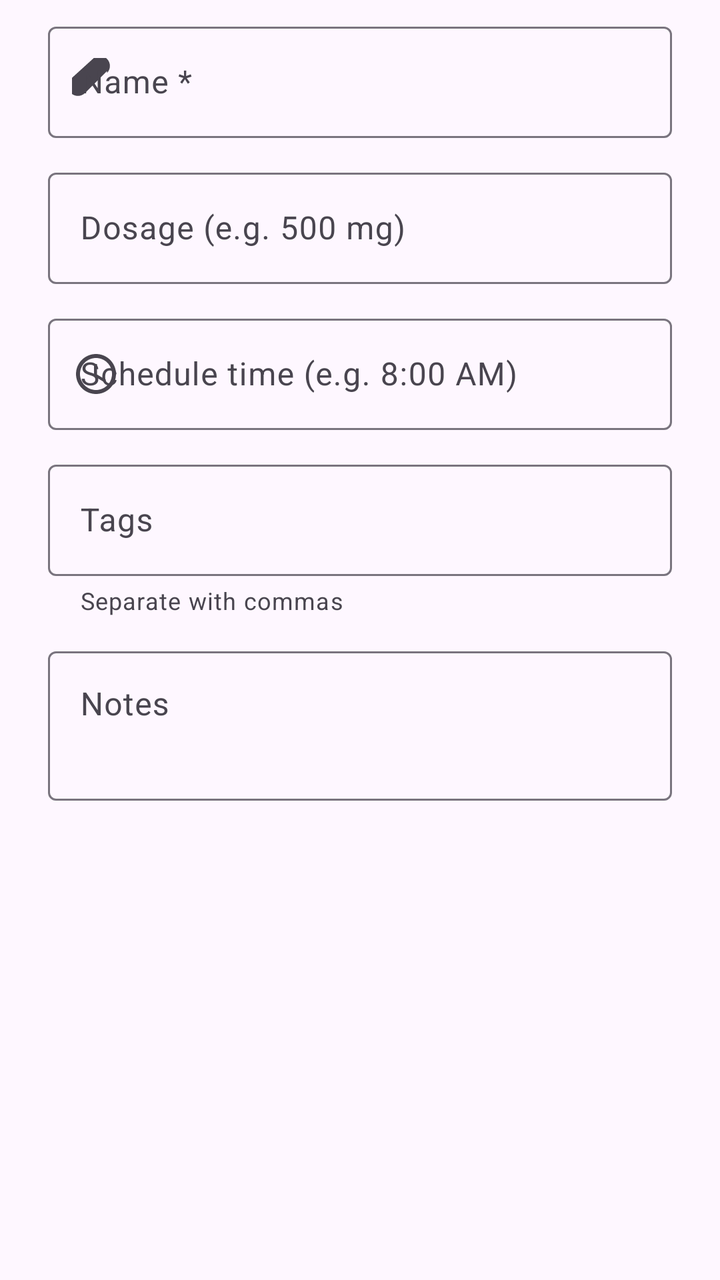
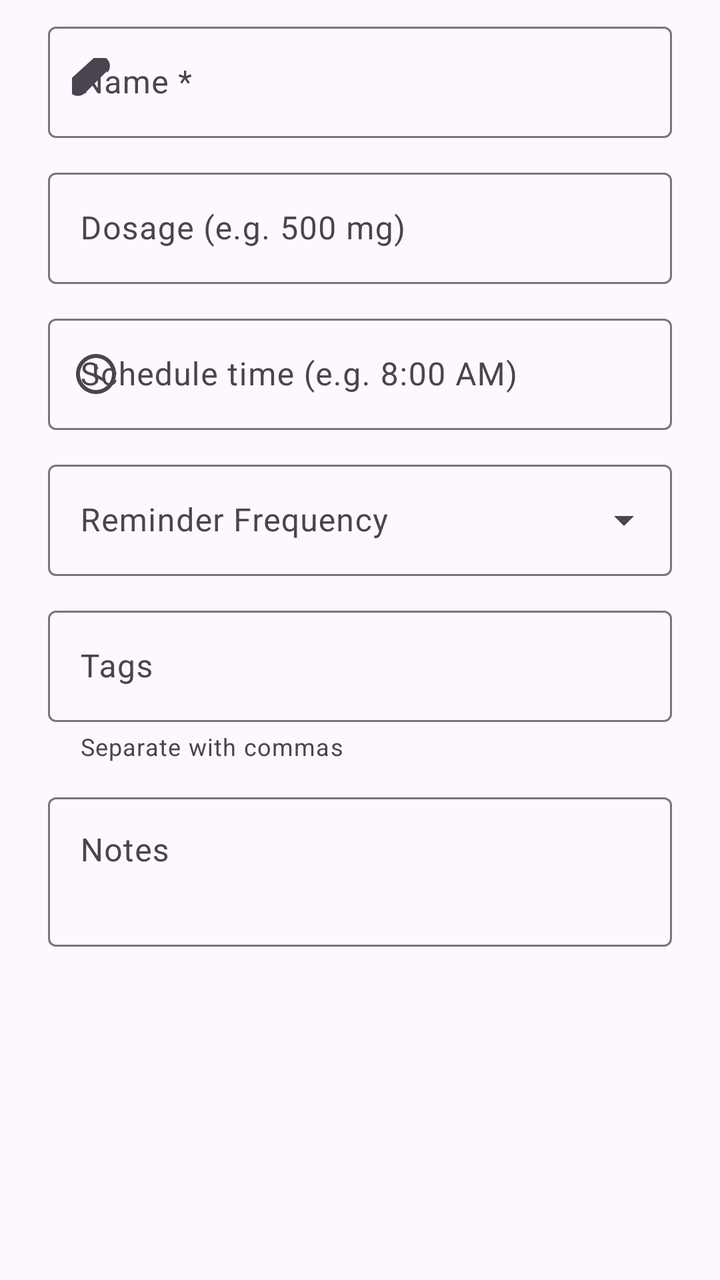

Two renders of the same Android screen: before a commit and after it. Below are the layout's source before the change and the commit's diff.
<!-- AndroidManifest.xml: application theme Theme.MedTrack -->
<!-- res/layout/dialog_add_medication.xml -->
<?xml version="1.0" encoding="utf-8"?>
<ScrollView xmlns:android="http://schemas.android.com/apk/res/android"
    xmlns:app="http://schemas.android.com/apk/res-auto"
    android:layout_width="match_parent"
    android:layout_height="wrap_content">

    <LinearLayout
        android:layout_width="match_parent"
        android:layout_height="wrap_content"
        android:orientation="vertical"
        android:paddingHorizontal="24dp"
        android:paddingTop="8dp"
        android:paddingBottom="16dp">

        <com.google.android.material.textfield.TextInputLayout
            android:id="@+id/layout_med_name"
            style="@style/Widget.Material3.TextInputLayout.OutlinedBox"
            android:layout_width="match_parent"
            android:layout_height="wrap_content"
            android:hint="@string/hint_med_name"
            app:startIconDrawable="@drawable/ic_pill_capsule_24">

            <com.google.android.material.textfield.TextInputEditText
                android:id="@+id/input_med_name"
                android:layout_width="match_parent"
                android:layout_height="wrap_content"
                android:inputType="textCapWords"
                android:imeOptions="actionNext" />
        </com.google.android.material.textfield.TextInputLayout>

        <com.google.android.material.textfield.TextInputLayout
            android:id="@+id/layout_med_dosage"
            style="@style/Widget.Material3.TextInputLayout.OutlinedBox"
            android:layout_width="match_parent"
            android:layout_height="wrap_content"
            android:layout_marginTop="12dp"
            android:hint="@string/hint_med_dosage">

            <com.google.android.material.textfield.TextInputEditText
                android:id="@+id/input_med_dosage"
                android:layout_width="match_parent"
                android:layout_height="wrap_content"
                android:inputType="text"
                android:imeOptions="actionNext" />
        </com.google.android.material.textfield.TextInputLayout>

        <com.google.android.material.textfield.TextInputLayout
            android:id="@+id/layout_med_time"
            style="@style/Widget.Material3.TextInputLayout.OutlinedBox"
            android:layout_width="match_parent"
            android:layout_height="wrap_content"
            android:layout_marginTop="12dp"
            android:hint="@string/hint_med_time"
            app:startIconDrawable="@drawable/ic_schedule_24">

            <com.google.android.material.textfield.TextInputEditText
                android:id="@+id/input_med_time"
                android:layout_width="match_parent"
                android:layout_height="wrap_content"
                android:inputType="text"
                android:imeOptions="actionNext" />
        </com.google.android.material.textfield.TextInputLayout>

        <com.google.android.material.textfield.TextInputLayout
            android:id="@+id/layout_med_tags"
            style="@style/Widget.Material3.TextInputLayout.OutlinedBox"
            android:layout_width="match_parent"
            android:layout_height="wrap_content"
            android:layout_marginTop="12dp"
            android:hint="@string/hint_med_tags"
            app:helperText="@string/helper_med_tags">

            <com.google.android.material.textfield.TextInputEditText
                android:id="@+id/input_med_tags"
                android:layout_width="match_parent"
                android:layout_height="wrap_content"
                android:inputType="text"
                android:imeOptions="actionNext" />
        </com.google.android.material.textfield.TextInputLayout>

        <com.google.android.material.textfield.TextInputLayout
            android:id="@+id/layout_med_notes"
            style="@style/Widget.Material3.TextInputLayout.OutlinedBox"
            android:layout_width="match_parent"
            android:layout_height="wrap_content"
            android:layout_marginTop="12dp"
            android:hint="@string/hint_med_notes">

            <com.google.android.material.textfield.TextInputEditText
                android:id="@+id/input_med_notes"
                android:layout_width="match_parent"
                android:layout_height="wrap_content"
                android:gravity="top"
                android:inputType="textMultiLine"
                android:minLines="2"
                android:imeOptions="actionDone" />
        </com.google.android.material.textfield.TextInputLayout>

    </LinearLayout>
</ScrollView>
<!-- resources referenced by this layout -->
<resources>
  <!-- drawable ic_pill_capsule_24 (drawable) -->
  <?xml version="1.0" encoding="utf-8"?>
  <vector xmlns:android="http://schemas.android.com/apk/res/android"
      android:width="24dp"
      android:height="24dp"
      android:viewportWidth="24"
      android:viewportHeight="24">
      <path
          android:fillColor="#5D3FD3"
          android:pathData="M17.5,6.5L6.5,17.5c-1.95,1.95 -5.12,1.95 -7.07,0s-1.95,-5.12 0,-7.07L10.43,0.43c1.95,-1.95 5.12,-1.95 7.07,0s1.95,5.12 0,7.07zM16.5,7.5l-9,9c-1.46,1.46 -3.84,1.46 -5.29,0c-1.46,-1.46 -1.46,-3.84 0,-5.29l9,-9c1.46,-1.46 3.84,-1.46 5.29,0C17.96,3.66 17.96,6.04 16.5,7.5z" />
  </vector>
  <!-- drawable ic_schedule_24 (drawable) -->
  <?xml version="1.0" encoding="utf-8"?>
  <vector xmlns:android="http://schemas.android.com/apk/res/android"
      android:width="24dp"
      android:height="24dp"
      android:viewportWidth="24"
      android:viewportHeight="24">
      <path
          android:fillColor="#FF000000"
          android:pathData="M11.99,2C6.47,2 2,6.48 2,12s4.47,10 9.99,10C17.52,22 22,17.52 22,12S17.52,2 11.99,2zM12,20c-4.42,0 -8,-3.58 -8,-8s3.58,-8 8,-8 8,3.58 8,8 -3.58,8 -8,8zm0.5,-13H11v6l5.25,3.15 0.75,-1.23 -4.5,-2.67z" />
  </vector>
  <string name="helper_med_tags">Separate with commas</string>
  <string name="hint_med_dosage">Dosage (e.g. 500 mg)</string>
  <string name="hint_med_name">Name *</string>
  <string name="hint_med_notes">Notes</string>
  <string name="hint_med_tags">Tags</string>
  <string name="hint_med_time">Schedule time (e.g. 8:00 AM)</string>
  <style name="Theme.MedTrack" parent="Base.Theme.MedTrack" />
  <style name="Base.Theme.MedTrack" parent="Theme.Material3.DayNight.NoActionBar">
          <item name="colorPrimary">@color/md_primary</item>
          <item name="colorOnPrimary">@color/md_on_primary</item>
          <item name="colorPrimaryContainer">@color/md_primary_container</item>
          <item name="colorOnPrimaryContainer">@color/md_on_primary_container</item>
          <item name="colorSurface">@color/md_surface</item>
          <item name="colorOnSurface">@color/md_on_surface</item>
          <item name="colorSurfaceVariant">@color/md_surface_variant</item>
          <item name="colorOnSurfaceVariant">@color/md_on_surface_variant</item>
          <item name="android:statusBarColor">@android:color/transparent</item>
          <item name="android:navigationBarColor">@android:color/transparent</item>
          <item name="android:windowLightStatusBar" tools:targetApi="m">true</item>
      </style>
  <color name="md_primary">#5D3FD3</color>
  <color name="md_on_primary">#FFFFFFFF</color>
  <color name="md_primary_container">#EDE9FE</color>
  <color name="md_on_primary_container">#2E1065</color>
  <color name="md_surface">#FFFFFF</color>
  <color name="md_on_surface">#191C1C</color>
  <color name="md_surface_variant">#E7E0EC</color>
  <color name="md_on_surface_variant">#49454F</color>
</resources>

<!-- the commit's change to res/layout/dialog_add_medication.xml (unified diff, before → after) -->
@@ -62,6 +62,21 @@
         </com.google.android.material.textfield.TextInputLayout>
 
         <com.google.android.material.textfield.TextInputLayout
+            android:id="@+id/layout_med_frequency"
+            style="@style/Widget.Material3.TextInputLayout.OutlinedBox.ExposedDropdownMenu"
+            android:layout_width="match_parent"
+            android:layout_height="wrap_content"
+            android:layout_marginTop="12dp"
+            android:hint="@string/hint_med_frequency">
+
+            <AutoCompleteTextView
+                android:id="@+id/input_med_frequency"
+                android:layout_width="match_parent"
+                android:layout_height="wrap_content"
+                android:inputType="none" />
+        </com.google.android.material.textfield.TextInputLayout>
+
+        <com.google.android.material.textfield.TextInputLayout
             android:id="@+id/layout_med_tags"
             style="@style/Widget.Material3.TextInputLayout.OutlinedBox"
             android:layout_width="match_parent"
<!-- resource entries referenced after the edit -->
@@ -24,6 +24,7 @@
   </vector>
   <string name="helper_med_tags">Separate with commas</string>
   <string name="hint_med_dosage">Dosage (e.g. 500 mg)</string>
+  <string name="hint_med_frequency">Reminder Frequency</string>
   <string name="hint_med_name">Name *</string>
   <string name="hint_med_notes">Notes</string>
   <string name="hint_med_tags">Tags</string>
